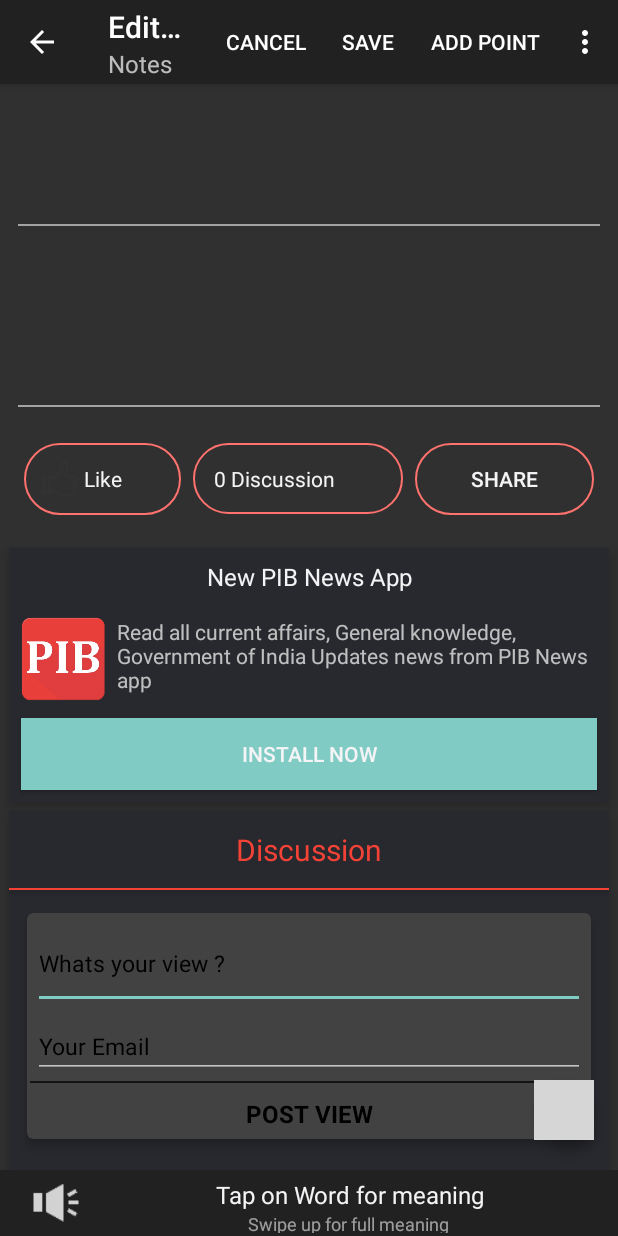
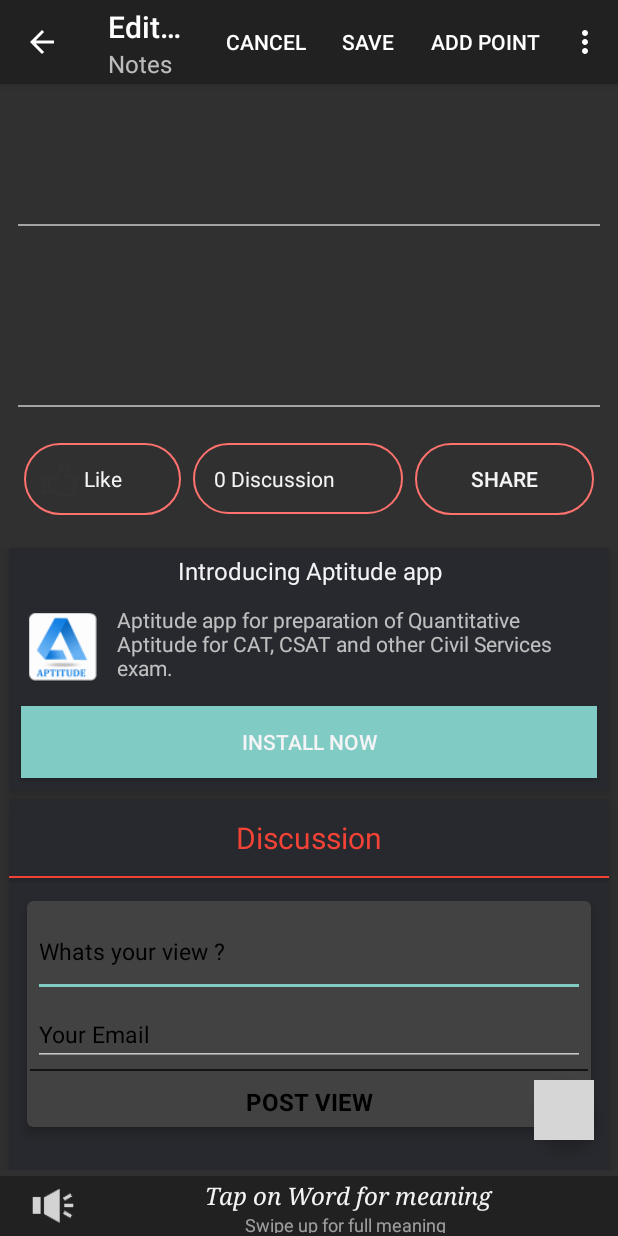
Before and after one commit to iamrahulyadav/Editorial, an Android app: the EditorialFeedActivity screen opened directly, with no data from a screen before it, in the options menu, after a tap on "Take Notes", on a phone screen of 412 x 824 dp. Run offline under Robolectric (Android 15) with nearby library versions, the phone set to English and light mode, and no system bars; our stand-ins replace AdMob, Firebase (no records; nobody signed in at launch, a user with empty details on screens opened directly); libraries missing offline, so code that uses them is left out: com.crashlytics.android, com.facebook.ads; plain views replace NativeExpressAdView; pictures from the network do not load; 31 statements that could not run were skipped; grey boxes are pictures that could not be loaded.

```diff
--- a/app/src/main/java/app/articles/vacabulary/editorial/gamefever/editorial/EditorialFeedActivity.java
+++ b/app/src/main/java/app/articles/vacabulary/editorial/gamefever/editorial/EditorialFeedActivity.java
@@ -1087,7 +1087,7 @@ public class EditorialFeedActivity extends AppCompatActivity implements
         return true;
     }
 
-    public void initializeAds() {
+    /*public void initializeAds() {
         AdView mAdView = (AdView) findViewById(R.id.editorialfeed_activity_adView);
 
         AdRequest adRequest = new AdRequest.Builder().build();
@@ -1109,7 +1109,7 @@ public class EditorialFeedActivity extends AppCompatActivity implements
 
 
     }
-
+*/
     public void initializeNativeAds() {
         NativeExpressAdView adView = (NativeExpressAdView) findViewById(R.id.editorialfeed_native_adView);
         adView.setVisibility(View.VISIBLE);
@@ -1814,6 +1814,15 @@ public class EditorialFeedActivity extends AppCompatActivity implements
         }
     }
 
+    public void onInstallAptitudeClick(View view) {
+        try {
+            String link = "https://play.google.com/store/apps/details?id=app.aptitude.quiz.craftystudio.aptitudequiz";
+            startActivity(new Intent(Intent.ACTION_VIEW, Uri.parse(link)));
+        } catch (Exception e) {
+
+        }
+    }
+
     public void setTextSize(TextView tv ){
 
         tv.setTextSize(TypedValue.COMPLEX_UNIT_SP, SettingManager.getTextSize(this));
--- a/app/src/main/java/app/articles/vacabulary/editorial/gamefever/editorial/EditorialListWithNavActivity.java
+++ b/app/src/main/java/app/articles/vacabulary/editorial/gamefever/editorial/EditorialListWithNavActivity.java
@@ -517,7 +517,7 @@ public class EditorialListWithNavActivity extends AppCompatActivity
             if (position == 0) {
                 sortSourceIndex = -1;
                 sortCategoryIndex = -1;
-                sortByDate =false;
+                sortByDate = false;
 
                 fetchEditorialGeneralList();
             } else {
@@ -532,7 +532,7 @@ public class EditorialListWithNavActivity extends AppCompatActivity
                 }
 
                 sortCategoryIndex = -1;
-                sortByDate=false;
+                sortByDate = false;
 
                 //fetchEditorialSourceSortList();
                 fetchEditorialGeneralList();
@@ -1133,6 +1133,9 @@ public class EditorialListWithNavActivity extends AppCompatActivity
                 //onSortByDateClick();
                 break;
 
+            case R.id.nav_aptitude_app:
+                onInstallAptitudeClick();
+                break;
 
 
         }
@@ -1142,6 +1145,16 @@ public class EditorialListWithNavActivity extends AppCompatActivity
         drawer.closeDrawer(GravityCompat.START);
         return true;
     }
+
+    public void onInstallAptitudeClick() {
+        try {
+            String link = "https://play.google.com/store/apps/details?id=app.aptitude.quiz.craftystudio.aptitudequiz";
+            startActivity(new Intent(Intent.ACTION_VIEW, Uri.parse(link)));
+        } catch (Exception e) {
+
+        }
+    }
+
 
     private void onPIBAppClick() {
         try {
@@ -1182,7 +1195,6 @@ public class EditorialListWithNavActivity extends AppCompatActivity
 
             }
         });
-
 
 
         if (!PushNotificationManager.getPushNotification(this)) {
@@ -1311,33 +1323,33 @@ public class EditorialListWithNavActivity extends AppCompatActivity
         builder.show();
     }
 
-    private void onSortByDateClick(){
-         Calendar c = Calendar.getInstance();
+    private void onSortByDateClick() {
+        Calendar c = Calendar.getInstance();
 
         DatePickerDialog datePickerDialog = new DatePickerDialog(
                 this, new DatePickerDialog.OnDateSetListener() {
             @Override
             public void onDateSet(DatePicker view, int year, int month, int dayOfMonth) {
-                Toast.makeText(EditorialListWithNavActivity.this, "Date selected +"+dayOfMonth+" - "+month, Toast.LENGTH_SHORT).show();
-
-                String str_date=dayOfMonth+"-"+(month+1)+"-"+year;
+                //Toast.makeText(EditorialListWithNavActivity.this, "Date selected +" + dayOfMonth + " - " + month, Toast.LENGTH_SHORT).show();
+
+                String str_date = dayOfMonth + "-" + (month + 1) + "-" + year;
                 DateFormat formatter = new SimpleDateFormat("dd-MM-yyyy");
                 try {
                     Date date = (Date) formatter.parse(str_date);
 
-                    sortByDate =true;
-                    sortDateMillis=date.getTime();
+                    sortByDate = true;
+                    sortDateMillis = date.getTime();
 
                     fetchEditorialGeneralList();
 
-                }catch (Exception e){
+                } catch (Exception e) {
                     e.printStackTrace();
                 }
 
             }
         }, c.get(Calendar.YEAR), c.get(Calendar.MONTH), c.get(Calendar.DAY_OF_MONTH));
 
-        datePickerDialog.getDatePicker().setMaxDate( System.currentTimeMillis());
+        datePickerDialog.getDatePicker().setMaxDate(System.currentTimeMillis());
         datePickerDialog.getDatePicker().setMinDate(1501525800000l);
         datePickerDialog.show();
 
--- a/app/src/main/res/layout/activity_editorial_feed.xml
+++ b/app/src/main/res/layout/activity_editorial_feed.xml
@@ -49,20 +49,6 @@
                 android:orientation="vertical">
 
                 <!--heading layout-->
-
-
-                <com.google.android.gms.ads.AdView
-                    android:id="@+id/editorialfeed_activity_adView"
-                    android:layout_width="wrap_content"
-                    android:layout_height="wrap_content"
-                    android:layout_gravity="center_horizontal"
-                    android:visibility="gone"
-                    app:adSize="LARGE_BANNER"
-                    app:adUnitId="@string/banner_ad_unit_id">
-
-                </com.google.android.gms.ads.AdView>
-
-
                 <LinearLayout
                     android:layout_width="match_parent"
                     android:layout_height="wrap_content"
@@ -151,21 +137,18 @@
                 </LinearLayout>
 
 
-                <!--admob native ad-->
-
-
                 <android.support.v7.widget.CardView
                     android:layout_width="match_parent"
+                    android:layout_height="wrap_content"
                     android:layout_margin="8dp"
-                    app:cardCornerRadius="4dp"
-                    android:layout_height="wrap_content">
+                    app:cardCornerRadius="4dp">
 
 
                     <LinearLayout
+                        android:id="@+id/editorialFeed_top_adContainer"
                         android:layout_width="match_parent"
-                        android:orientation="vertical"
-                        android:id="@+id/editorialFeed_top_adContainer"
-                        android:layout_height="wrap_content">
+                        android:layout_height="wrap_content"
+                        android:orientation="vertical">
 
 
                         <com.google.android.gms.ads.NativeExpressAdView
@@ -217,7 +200,7 @@
                     android:textColor="?attr/primaryTextColor"
                     android:textColorLink="@color/colorPrimary"
                     android:textSize="18sp"
-                    android:textStyle="normal" />
+                    android:textStyle="italic" />
 
 
                 <!--container for native ads-->
@@ -269,6 +252,7 @@
 
                 </ImageView>
 
+                <!--like, share  and comment-->
                 <LinearLayout
                     android:layout_width="match_parent"
                     android:layout_height="wrap_content"
@@ -348,8 +332,6 @@
                 </LinearLayout>
 
 
-
-
                 <com.google.android.gms.ads.NativeExpressAdView
                     android:id="@+id/editorialfeed_native_adView"
                     android:layout_width="wrap_content"
@@ -363,7 +345,7 @@
                 </com.google.android.gms.ads.NativeExpressAdView>
 
 
-                <!--PIB INSTSTALL BOX-->
+                <!--APTITUDE INSTSTALL BOX-->
                 <android.support.v7.widget.CardView
                     android:layout_width="match_parent"
                     android:layout_height="wrap_content"
@@ -383,31 +365,30 @@
                         <TextView
                             android:layout_width="match_parent"
                             android:layout_height="wrap_content"
-                            android:layout_margin="8dp"
+                            android:layout_margin="4dp"
+                            android:text="Introducing Aptitude app"
                             android:textAlignment="center"
-                            android:textSize="16sp"
                             android:textColor="?attr/primaryTextColor"
-                            android:text="New PIB News App" />
+                            android:textSize="16sp" />
 
                         <LinearLayout
                             android:layout_width="match_parent"
-                            android:orientation="horizontal"
-                            android:layout_height="wrap_content">
+                            android:layout_height="wrap_content"
+                            android:orientation="horizontal">
 
                             <ImageView
                                 android:layout_width="56dp"
                                 android:layout_height="56dp"
-                                android:src="@drawable/pib_logo"
+                                android:layout_marginLeft="8dp"
                                 android:layout_marginTop="8dp"
-                                android:layout_marginLeft="8dp"
-                                android:onClick="onInstallPIBClick"
-                                />
+                                android:onClick="onInstallAptitudeClick"
+                                android:src="@mipmap/ic_aptitude_icon" />
 
                             <TextView
                                 android:layout_width="match_parent"
                                 android:layout_height="wrap_content"
                                 android:layout_margin="8dp"
-                            android:text="Read all current affairs, General knowledge, Government of India Updates news from PIB News app" />
+                                android:text="Aptitude app for preparation of Quantitative Aptitude for CAT, CSAT and other Civil Services exam." />
 
                         </LinearLayout>
 
@@ -416,7 +397,7 @@
                             android:layout_height="wrap_content"
                             android:layout_margin="8dp"
                             android:background="?attr/colorAccent"
-                            android:onClick="onInstallPIBClick"
+                            android:onClick="onInstallAptitudeClick"
                             android:text="Install Now"
                             android:textColor="?attr/primaryTextAccentColor"
                             android:visibility="visible" />
@@ -427,7 +408,6 @@
                 </android.support.v7.widget.CardView>
 
                 <!--Comment System layout-->
-
                 <android.support.v7.widget.CardView
                     android:layout_width="match_parent"
                     android:layout_height="400dp"
@@ -597,7 +577,67 @@
 
                 </android.support.v7.widget.CardView>
 
+                <!--PIB INSTSTALL BOX-->
+                <android.support.v7.widget.CardView
+                    android:layout_width="match_parent"
+                    android:layout_height="wrap_content"
+                    android:layout_margin="6dp"
+                    android:visibility="visible"
+                    app:cardBackgroundColor="?attr/backgroundCardColor"
+                    app:cardCornerRadius="0dp"
+                    app:cardElevation="5dp">
 
+
+                    <LinearLayout
+                        android:layout_width="match_parent"
+                        android:layout_height="match_parent"
+                        android:orientation="vertical">
+
+
+                        <TextView
+                            android:layout_width="match_parent"
+                            android:layout_height="wrap_content"
+                            android:layout_margin="8dp"
+                            android:text="New PIB News App"
+                            android:textAlignment="center"
+                            android:textColor="?attr/primaryTextColor"
+                            android:textSize="16sp" />
+
+                        <LinearLayout
+                            android:layout_width="match_parent"
+                            android:layout_height="wrap_content"
+                            android:orientation="horizontal">
+
+                            <ImageView
+                                android:layout_width="56dp"
+                                android:layout_height="56dp"
+                                android:layout_marginLeft="8dp"
+                                android:layout_marginTop="8dp"
+                                android:onClick="onInstallPIBClick"
+                                android:src="@drawable/pib_logo" />
+
+                            <TextView
+                                android:layout_width="match_parent"
+                                android:layout_height="wrap_content"
+                                android:layout_margin="8dp"
+                                android:text="Read all current affairs, General knowledge, Government of India Updates news from PIB News app" />
+
+                        </LinearLayout>
+
+                        <Button
+                            android:layout_width="match_parent"
+                            android:layout_height="wrap_content"
+                            android:layout_margin="8dp"
+                            android:background="?attr/colorPrimary"
+                            android:onClick="onInstallPIBClick"
+                            android:text="Install Now"
+                            android:textColor="?attr/primaryTextAccentColor"
+                            android:visibility="visible" />
+
+                    </LinearLayout>
+
+
+                </android.support.v7.widget.CardView>
 
             </LinearLayout>
 
@@ -616,35 +656,30 @@
         android:clipToPadding="true"
         android:orientation="vertical"
         app:behavior_hideable="true"
-        app:behavior_peekHeight="44dp"
+        app:behavior_peekHeight="40dp"
         app:elevation="10dp"
         app:layout_behavior="android.support.design.widget.BottomSheetBehavior">
 
 
-        <LinearLayout
-            android:id="@+id/editorial_bottomsheet_synonyms_container"
-            android:layout_width="match_parent"
-            android:layout_height="match_parent"
-            android:orientation="vertical">
 
             <LinearLayout
                 android:layout_width="match_parent"
-                android:layout_height="40dp"
+                android:layout_height="38dp"
                 android:layout_margin="2dp"
                 android:orientation="horizontal">
 
                 <Button
-                    android:layout_width="40dp"
-                    android:layout_height="40dp"
+                    android:id="@+id/editorial_bottomsheet_audio_button"
+                    android:layout_width="36dp"
+                    android:layout_height="36dp"
                     android:layout_marginLeft="15dp"
                     android:background="@drawable/ic_action_audio"
-                    android:id="@+id/editorial_bottomsheet_audio_button"
                     android:onClick="readFullArticle" />
 
                 <LinearLayout
                     android:layout_width="0dp"
-                    android:layout_height="40dp"
-                    android:layout_margin="3dp"
+                    android:layout_height="36dp"
+                    android:layout_margin="0dp"
                     android:layout_weight="1"
                     android:onClick="onDictionaryClick"
                     android:orientation="vertical">
@@ -657,6 +692,8 @@
                         android:text="Tap on Word for meaning"
                         android:textAlignment="center"
                         android:textColor="?attr/primaryTextAccentColor"
+                        android:fontFamily="serif"
+                        android:textStyle="italic"
                         android:textSize="16sp" />
 
 
@@ -722,9 +759,14 @@
                 android:textStyle="bold"
                 android:visibility="visible" />
 
+       <!-- <LinearLayout
+            android:id="@+id/editorial_bottomsheet_synonyms_container"
+            android:layout_width="match_parent"
+            android:layout_height="match_parent"
+            android:orientation="vertical">
 
         </LinearLayout>
-
+-->
 
     </LinearLayout>
 
@@ -739,4 +781,5 @@
         app:fabSize="mini"
         app:layout_anchor="@id/editorial_activity_bottom_sheet"
         app:layout_anchorGravity="end|top" />
+
 </android.support.design.widget.CoordinatorLayout>
--- a/app/src/main/res/layout/editorial_list_layout.xml
+++ b/app/src/main/res/layout/editorial_list_layout.xml
@@ -24,31 +24,31 @@
 
         <LinearLayout
             android:layout_width="match_parent"
-           android:orientation="horizontal"
-           android:layout_height="wrap_content">
+            android:layout_height="wrap_content"
+            android:orientation="horizontal">
 
 
             <TextView
                 android:id="@+id/editorial_list_layout_source"
                 android:layout_width="0dp"
+                android:layout_height="wrap_content"
+                android:layout_marginTop="4dp"
                 android:layout_weight="1"
-            android:layout_height="wrap_content"
                 android:text="source"
                 android:textAlignment="center"
+                android:textAllCaps="true"
                 android:textColor="?attr/colorPrimary"
                 android:textSize="12sp"
-            android:layout_marginTop="4dp"
-            android:typeface="monospace"
-            android:textAllCaps="true"
-            />
+                android:typeface="monospace" />
 
             <ImageView
+                android:id="@+id/editorial_list_layout_mustRead_imageView"
                 android:layout_width="20dp"
                 android:layout_height="18dp"
                 android:layout_marginRight="8dp"
+                android:layout_marginTop="2dp"
                 android:src="@drawable/star_icon"
                 android:visibility="gone"
-               android:id="@+id/editorial_list_layout_mustRead_imageView"
 
                 />
 
@@ -62,12 +62,12 @@
             android:layout_marginLeft="8dp"
             android:layout_marginRight="8dp"
             android:layout_marginTop="0dp"
+            android:fontFamily="serif"
             android:text="This is heading text for demo purpose and testing layout"
             android:textAlignment="center"
             android:textColor="?attr/primaryTextColor"
             android:textSize="20sp"
-            android:textStyle="bold"
-             />
+            android:textStyle="bold" />
 
         <TextView
             android:id="@+id/editorial_list_layout_subheading"
@@ -76,12 +76,11 @@
             android:layout_marginLeft="20dp"
             android:layout_marginRight="20dp"
             android:layout_marginTop="8dp"
+            android:fontFamily="serif"
             android:text="This is sub heading text for list view this text is shown by android textview is it looking goog or not"
             android:textColor="?attr/secondaryTextColor"
             android:textSize="12sp"
-            android:textStyle="italic"
-            android:typeface="sans"
-            />
+            android:textStyle="italic" />
 
 
         <ImageView
@@ -104,23 +103,21 @@
             android:orientation="horizontal">
 
 
-
             <TextView
                 android:id="@+id/editorial_list_layout_like"
                 android:layout_width="wrap_content"
                 android:layout_height="wrap_content"
+                android:layout_gravity="center_vertical"
                 android:text=""
                 android:textAlignment="center"
                 android:textColor="?attr/secondaryTextColor"
-                android:textSize="12sp"
-                android:layout_gravity="center_vertical"
-                />
+                android:textSize="12sp" />
+
             <ImageView
                 android:layout_width="16dp"
                 android:layout_height="16dp"
                 android:layout_marginLeft="4dp"
-                android:src="@drawable/ic_action_like"
-                />
+                android:src="@drawable/ic_action_like" />
 
             <TextView
                 android:id="@+id/editorial_list_layout_date"
--- a/app/src/main/res/menu/activity_editorial_list_with_nav_drawer.xml
+++ b/app/src/main/res/menu/activity_editorial_list_with_nav_drawer.xml
@@ -97,11 +97,12 @@
         android:titleCondensed="true">
         <menu>
 
-            <!--  <item
-                  android:id="@+id/nav_tutorial"
-                  android:icon="@drawable/ic_action_information"
-                  android:title="How to Use" />
-  -->
+
+
+            <item
+                android:id="@+id/nav_aptitude_app"
+                android:title="Introducing Aptitude preparation app" />
+
 
             <item
                 android:id="@+id/nav_pib_app"
```
Also changed, not shown: app/src/main/ic_aptitude_icon-web.png (added), app/src/main/res/mipmap-hdpi/ic_aptitude_icon.png (added), app/src/main/res/mipmap-mdpi/ic_aptitude_icon.png (added), app/src/main/res/mipmap-xhdpi/ic_aptitude_icon.png (added), app/src/main/res/mipmap-xxhdpi/ic_aptitude_icon.png (added), app/src/main/res/mipmap-xxxhdpi/ic_aptitude_icon.png (added). Lines whose indentation alone changed are shown as unchanged.
